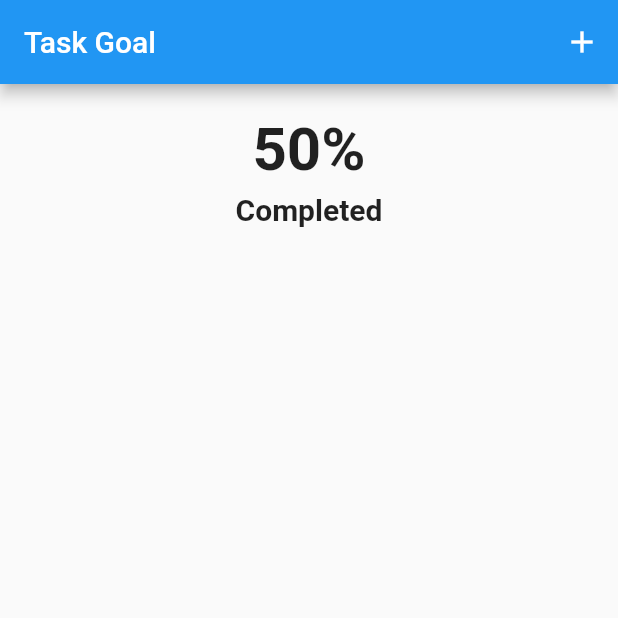
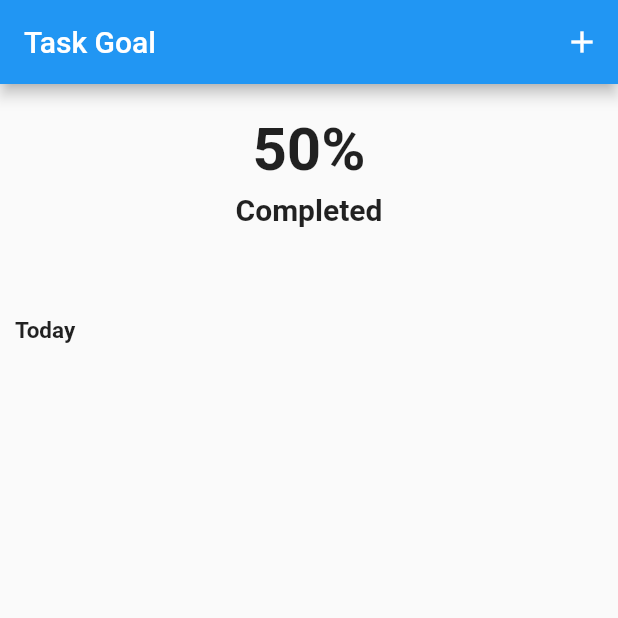
Before and after one commit to Adipt60/TaskGoalApp, a Flutter app: the screen it shows after launch, on a phone screen of 412 x 824 dp, the top half of it. Run offline on Flutter 3.47's test engine with Material 2 defaults, Android fonts, the phone set to English and light mode, and no system bars.

Commit message:
Fixed Alignment

```diff
--- a/lib/home_screen.dart
+++ b/lib/home_screen.dart
@@ -20,8 +20,12 @@ class _HomeScreenState extends State<HomeScreen> {
         ],
         title: const Text("Task Goal"),
       ),
-      body: const Center(
+      body: Column(
+        children: [
+          const Center(
             child: Column(
+              mainAxisAlignment: MainAxisAlignment.center,
+              crossAxisAlignment: CrossAxisAlignment.center,
               children: [
                 SizedBox(
                   height: 20,
@@ -48,6 +52,26 @@ class _HomeScreenState extends State<HomeScreen> {
               ],
             ),
           ),
+          const SizedBox(
+            height: 50,
+          ),
+          Container(
+            padding: const EdgeInsets.all(10),
+            alignment: Alignment.centerLeft,
+            child: const Column(
+              children: [
+                Text(
+                  "Today",
+                  style: TextStyle(
+                    fontSize: 15,
+                    fontWeight: FontWeight.bold,
+                  ),
+                ),
+              ],
+            ),
+          ),
+        ],
+      ),
     );
   }
 }
```
Lines whose indentation alone changed are shown as unchanged.
